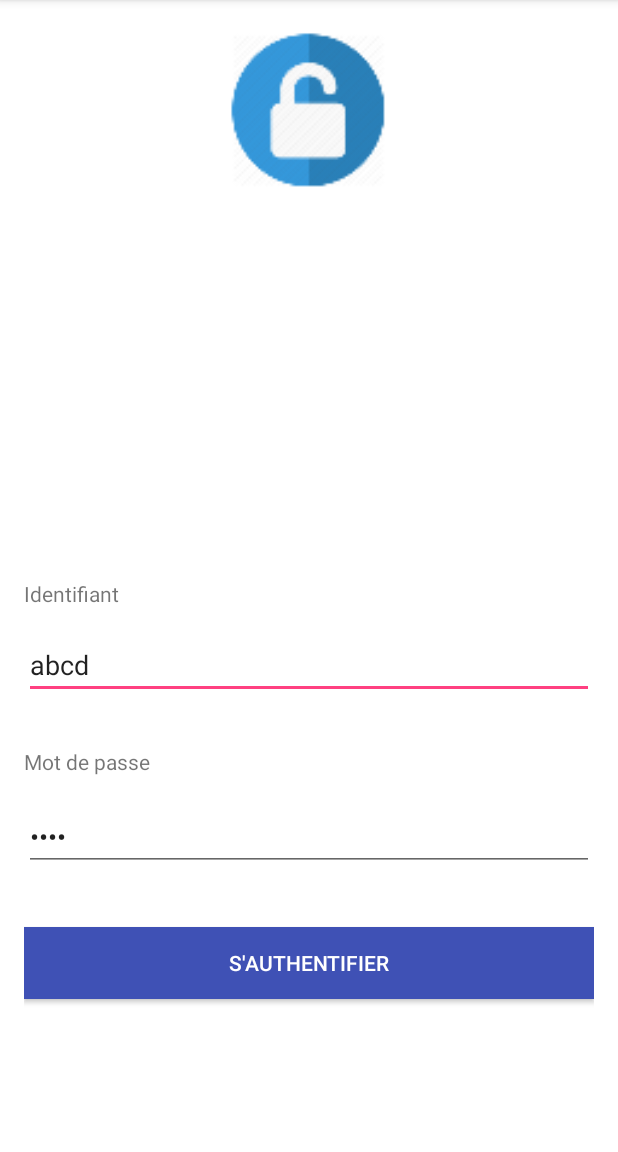
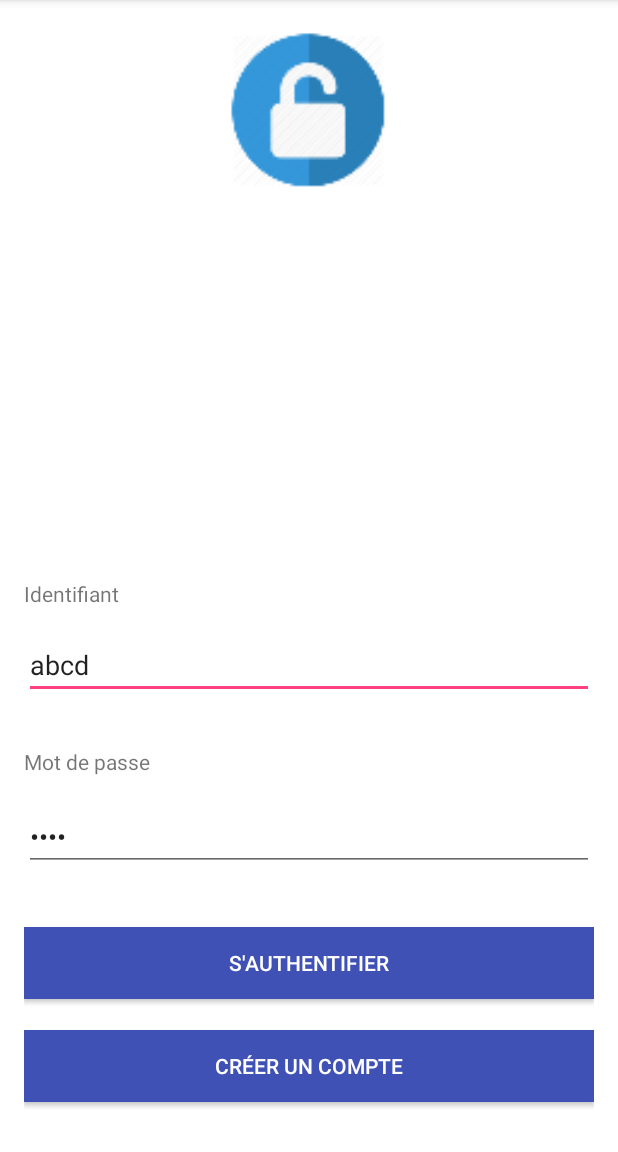
Before and after one commit to DamBel/NoelCommunity, an Android app: the screen it shows after launch (LoginActivity), on a phone screen of 412 x 824 dp, the part 84-1236 px from its top. Run offline under Robolectric (Android 15) with nearby library versions, the phone set to English and light mode, and no system bars.

Commit message:
ajout du bouton inscription + string values

```diff
--- a/app/src/main/res/layout/activity_login.xml
+++ b/app/src/main/res/layout/activity_login.xml
@@ -12,6 +12,20 @@
     tools:context="iut.paci.noelcommunity.LoginActivity"
     android:background="#ffffff"
     >
+
+    <Button
+        android:id="@+id/button2"
+        android:layout_width="wrap_content"
+        android:layout_height="wrap_content"
+        android:layout_marginBottom="17dp"
+        android:background="@color/colorPrimary"
+        android:text="@string/bouton_création"
+        android:textColor="#ffffff"
+        android:layout_alignParentBottom="true"
+        android:layout_alignParentLeft="true"
+        android:layout_alignParentStart="true"
+        android:layout_alignParentRight="true"
+        android:layout_alignParentEnd="true" />
 
     <ImageView
         android:layout_width="wrap_content"
@@ -70,7 +84,7 @@
         android:layout_alignParentEnd="true" />
 
     <Button
-        android:text="S'authentifier"
+        android:text="@string/bouton_connexion"
         android:layout_width="wrap_content"
         android:layout_height="wrap_content"
         android:id="@+id/button"
--- a/app/src/main/res/values/strings.xml
+++ b/app/src/main/res/values/strings.xml
@@ -1,3 +1,5 @@
 <resources>
     <string name="app_name">NoelCommunity</string>
+    <string name="bouton_connexion">S\'authentifier</string>
+    <string name="bouton_création">Créer un compte</string>
 </resources>
```
Also changed, not shown: app/src/main/java/iut/paci/noelcommunity/MapActivity.java (+13 -2 lines).
